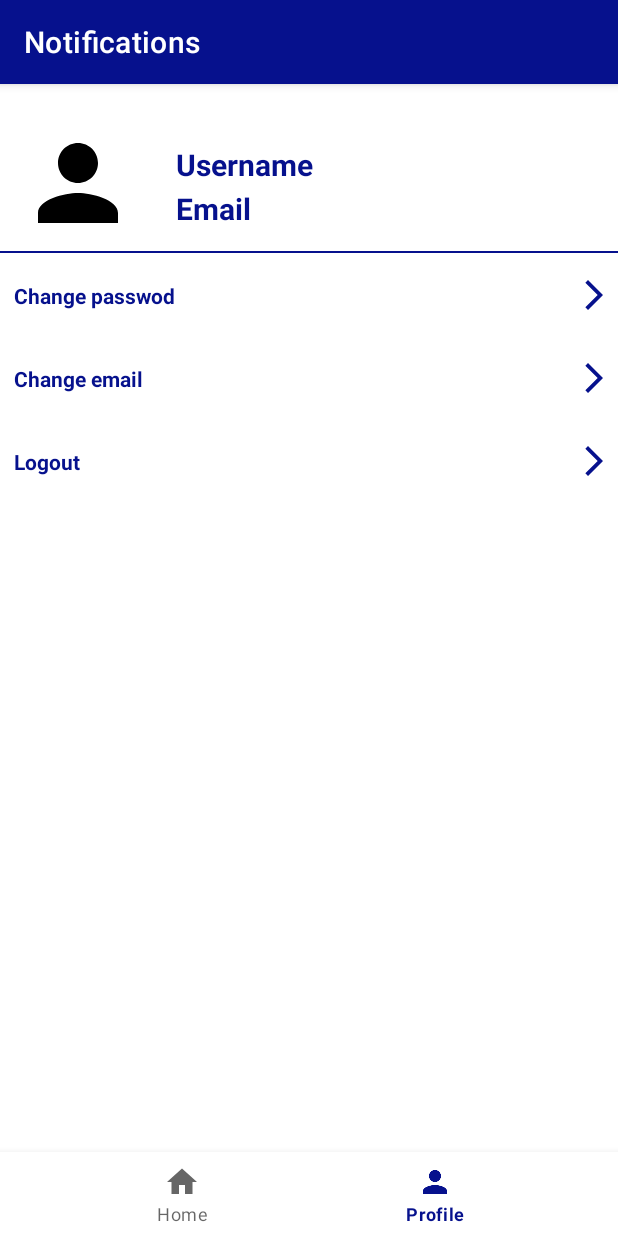
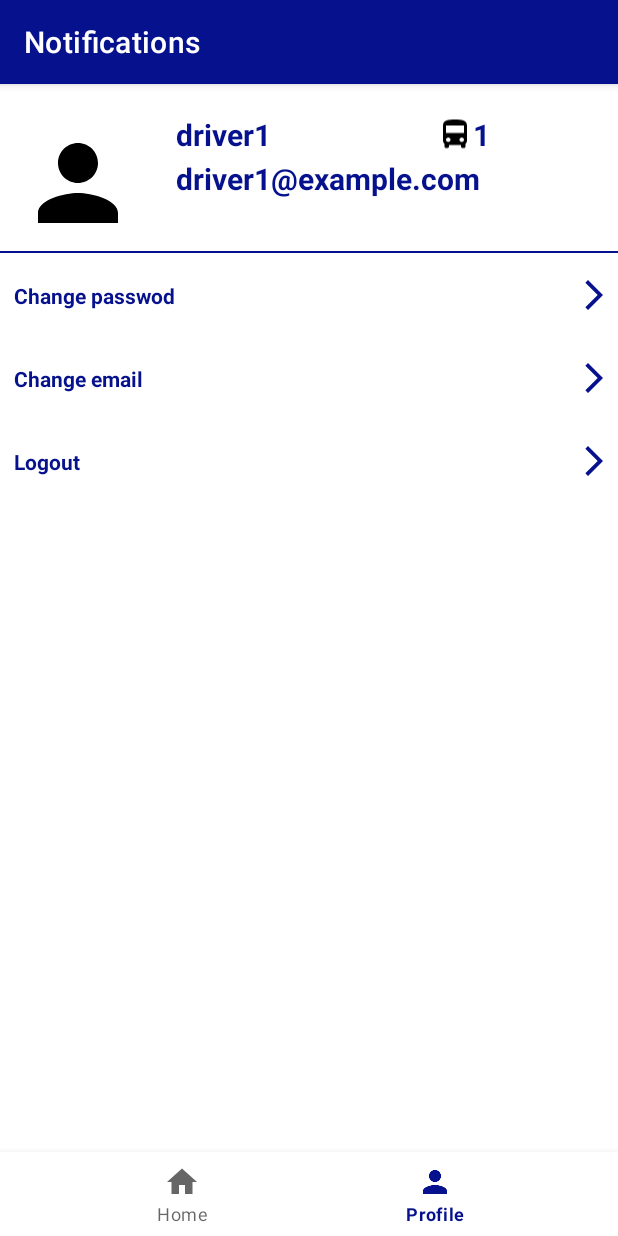
Before and after one commit to HashBusProject/DriverApplication, an Android app: the ProfileFragment screen opened through its navigation route, on a phone screen of 412 x 824 dp. Run offline under Robolectric (Android 15) with nearby library versions, the phone set to English and light mode, and no system bars; our stand-ins replace navigation-ui; 2 statements that could not run were skipped.

Commit message:
saif works.

```diff
--- a/app/src/main/java/com/hashimte/hashbusdriver/model/DriverData.java
+++ b/app/src/main/java/com/hashimte/hashbusdriver/model/DriverData.java
@@ -2,6 +2,7 @@ package com.hashimte.hashbusdriver.model;
 
 import com.google.gson.annotations.SerializedName;
 
+import lombok.AllArgsConstructor;
 import lombok.Data;
 
 @Data
@@ -11,6 +12,11 @@ public class DriverData {
     @SerializedName("bus")
     private Bus bus;
 
+    public DriverData(User driver, Bus bus) {
+        this.driver = driver;
+        this.bus = bus;
+    }
+
     public User getDriver() {
         return driver;
     }
--- a/app/src/main/java/com/hashimte/hashbusdriver/ui/auth/LoginActivity.java
+++ b/app/src/main/java/com/hashimte/hashbusdriver/ui/auth/LoginActivity.java
@@ -41,7 +41,6 @@ public class LoginActivity extends AppCompatActivity {
             authServicesImp.login(authUser).enqueue(new Callback<DriverData>() {
                 @Override
                 public void onResponse(Call<DriverData> call, Response<DriverData> response) {
-                    Log.e("Code :", authUser.toString() + response.code());
                     if (response.isSuccessful()) {
                         startActivity(new Intent(LoginActivity.this, MainActivity.class));
                         finishAffinity();
@@ -52,7 +51,9 @@ public class LoginActivity extends AppCompatActivity {
                                 .putString("bus", gson.toJson(response.body().getBus()))
                                 .apply();
                     } else if (response.code() == 400) {
-                        Toast.makeText(LoginActivity.this, response.message(), Toast.LENGTH_SHORT).show();
+                        Toast.makeText(LoginActivity.this, response.headers().get("message"), Toast.LENGTH_SHORT).show();
+                        binding.txtInputUsernameOrEmail.setText(null);
+                        binding.txtInputPassword.setText(null);
                         binding.loginButton.setEnabled(true);
                     } else {
                         Toast.makeText(LoginActivity.this, "error", Toast.LENGTH_SHORT).show();
@@ -65,12 +66,9 @@ public class LoginActivity extends AppCompatActivity {
 
                 @Override
                 public void onFailure(@NonNull Call<DriverData> call, @NonNull Throwable t) {
-                    Log.e("Error: ", t.getMessage());
-                    Toast.makeText(LoginActivity.this, "error", Toast.LENGTH_SHORT).show();
                     binding.loginButton.setEnabled(true);
                 }
             });
-
         });
     }
 }
--- a/app/src/main/java/com/hashimte/hashbusdriver/ui/profile/ChangePassActivity.java
+++ b/app/src/main/java/com/hashimte/hashbusdriver/ui/profile/ChangePassActivity.java
@@ -2,21 +2,25 @@ package com.hashimte.hashbusdriver.ui.profile;
 
 import androidx.appcompat.app.AppCompatActivity;
 
+import android.app.Activity;
 import android.os.Bundle;
 import android.view.MenuItem;
 
 import com.hashimte.hashbusdriver.R;
+import com.hashimte.hashbusdriver.databinding.ActivityChangePassBinding;
 
 import java.util.Objects;
 
 public class ChangePassActivity extends AppCompatActivity {
-
+    private ActivityChangePassBinding binding;
     @Override
     protected void onCreate(Bundle savedInstanceState) {
         super.onCreate(savedInstanceState);
-        setContentView(R.layout.activity_change_pass);
+        binding = ActivityChangePassBinding.inflate(getLayoutInflater());
+        setContentView(binding.getRoot());
         Objects.requireNonNull(getSupportActionBar()).setDisplayHomeAsUpEnabled(true);
         getSupportActionBar().setTitle("Change Password");
+
     }
     @Override
     public boolean onOptionsItemSelected(@lombok.NonNull MenuItem item) {
--- a/app/src/main/java/com/hashimte/hashbusdriver/ui/profile/ProfileFragment.java
+++ b/app/src/main/java/com/hashimte/hashbusdriver/ui/profile/ProfileFragment.java
@@ -2,6 +2,7 @@ package com.hashimte.hashbusdriver.ui.profile;
 
 import android.content.Context;
 import android.content.Intent;
+import android.content.SharedPreferences;
 import android.os.Bundle;
 import android.view.LayoutInflater;
 import android.view.View;
@@ -11,8 +12,14 @@ import androidx.annotation.NonNull;
 import androidx.annotation.Nullable;
 import androidx.fragment.app.Fragment;
 
+import com.google.gson.Gson;
 import com.hashimte.hashbusdriver.LauncherActivity;
 import com.hashimte.hashbusdriver.databinding.FragmentProfileBinding;
+import com.hashimte.hashbusdriver.model.Bus;
+import com.hashimte.hashbusdriver.model.DriverData;
+import com.hashimte.hashbusdriver.model.User;
+
+import java.sql.Driver;
 
 public class ProfileFragment extends Fragment {
 
@@ -29,6 +36,15 @@ public class ProfileFragment extends Fragment {
     @Override
     public void onViewCreated(@NonNull View view, @Nullable Bundle savedInstanceState) {
         super.onViewCreated(view, savedInstanceState);
+        Gson gson = new Gson();
+        SharedPreferences appPrefs = getContext().getSharedPreferences("app_prefs", Context.MODE_PRIVATE);
+        DriverData data = new DriverData(
+                gson.fromJson(appPrefs.getString("driver", null), User.class),
+                gson.fromJson(appPrefs.getString("bus", null), Bus.class)
+        );
+        binding.txtUsername.setText(data.getDriver().getUsername());
+        binding.txtBusNumber.setText("" + data.getBus().getId());
+        binding.txtEmail.setText(data.getDriver().getEmail());
         binding.logout.setOnClickListener(view1 -> {
             getActivity().getSharedPreferences("app_prefs", Context.MODE_PRIVATE).edit()
                     .remove("bus")
@@ -42,8 +58,6 @@ public class ProfileFragment extends Fragment {
         binding.changepass.setOnClickListener(view1 -> {
             Intent intent = new Intent(getContext(), ChangePassActivity.class);
             startActivity(intent);
-
-
         });
 
         binding.changeemail.setOnClickListener(view1 -> {
--- /dev/null
+++ b/app/src/main/res/drawable/baseline_directions_bus_24.xml
@@ -0,0 +1,5 @@
+<vector android:height="24dp" android:tint="#000000"
+    android:viewportHeight="24" android:viewportWidth="24"
+    android:width="24dp" xmlns:android="http://schemas.android.com/apk/res/android">
+    <path android:fillColor="@android:color/white" android:pathData="M4,16c0,0.88 0.39,1.67 1,2.22L5,20c0,0.55 0.45,1 1,1h1c0.55,0 1,-0.45 1,-1v-1h8v1c0,0.55 0.45,1 1,1h1c0.55,0 1,-0.45 1,-1v-1.78c0.61,-0.55 1,-1.34 1,-2.22L20,6c0,-3.5 -3.58,-4 -8,-4s-8,0.5 -8,4v10zM7.5,17c-0.83,0 -1.5,-0.67 -1.5,-1.5S6.67,14 7.5,14s1.5,0.67 1.5,1.5S8.33,17 7.5,17zM16.5,17c-0.83,0 -1.5,-0.67 -1.5,-1.5s0.67,-1.5 1.5,-1.5 1.5,0.67 1.5,1.5 -0.67,1.5 -1.5,1.5zM18,11L6,11L6,6h12v5z"/>
+</vector>
--- a/app/src/main/res/layout/activity_login.xml
+++ b/app/src/main/res/layout/activity_login.xml
@@ -65,7 +65,7 @@
                 <com.google.android.material.textfield.TextInputEditText
                     android:id="@+id/txt_input_username_or_email"
                     android:layout_width="match_parent"
-                    android:layout_height="wrap_content"
+                    android:layout_height="match_parent"
                     android:background="@drawable/rectangel"
                     android:elevation="20dp"
                     android:paddingStart="35sp"
@@ -90,7 +90,7 @@
                 <com.google.android.material.textfield.TextInputEditText
                     android:id="@+id/txt_input_password"
                     android:layout_width="match_parent"
-                    android:layout_height="wrap_content"
+                    android:layout_height="match_parent"
                     android:background="@drawable/rectangel"
                     android:hint="@string/prompt_password"
                     android:inputType="textPassword"
--- a/app/src/main/res/layout/fragment_profile.xml
+++ b/app/src/main/res/layout/fragment_profile.xml
@@ -6,49 +6,74 @@
     android:layout_height="match_parent"
     android:orientation="vertical"
     tools:context=".ui.profile.ProfileFragment">
+
     <LinearLayout
         android:layout_width="match_parent"
         android:layout_height="wrap_content"
-        android:orientation="horizontal"
+        android:layout_marginHorizontal="6sp"
+        android:layout_marginTop="20sp"
         android:layout_marginBottom="5sp"
-        android:layout_marginTop="20sp"
-        android:layout_marginHorizontal="6sp"
-        >
+        android:orientation="horizontal">
+
         <ImageView
             android:layout_width="80sp"
             android:layout_height="80sp"
-            android:src="@drawable/baseline_person_24"
+            android:layout_marginStart="6sp"
             android:layout_marginTop="6sp"
-            android:layout_marginStart="6sp"
-            />
+            android:src="@drawable/baseline_person_24" />
+
         <LinearLayout
-            android:layout_width="wrap_content"
+            android:layout_width="289dp"
             android:layout_height="wrap_content"
-            android:orientation="vertical"
-            >
+            android:orientation="vertical">
+
+            <LinearLayout
+                android:layout_width="match_parent"
+                android:layout_height="wrap_content"
+                android:orientation="horizontal"
+                android:gravity="center_vertical">
+
+                <com.google.android.material.textview.MaterialTextView
+                    android:id="@+id/txt_username"
+                    android:layout_width="122dp"
+                    android:layout_height="wrap_content"
+                    android:layout_marginStart="25sp"
+                    android:text="@string/username"
+                    android:layout_weight="2"
+                    android:textColor="@color/blue_700"
+                    android:textSize="20sp"
+                    android:textStyle="bold" />
+                <ImageView
+                    android:layout_width="wrap_content"
+                    android:layout_height="match_parent"
+                    android:src="@drawable/baseline_directions_bus_24" />
+
+                <com.google.android.material.textview.MaterialTextView
+                    android:id="@+id/txt_bus_number"
+                    android:layout_width="66dp"
+                    android:layout_height="wrap_content"
+                    android:text="8"
+                    android:textColor="@color/blue_700"
+                    android:textSize="20sp"
+                    android:textStyle="bold" />
+            </LinearLayout>
+
             <com.google.android.material.textview.MaterialTextView
-                android:layout_width="wrap_content"
+                android:id="@+id/txt_email"
+                android:layout_width="255dp"
                 android:layout_height="wrap_content"
-                android:text="Username"
-                android:textSize="20sp"
-                android:textColor="@color/blue_700"
-                android:textStyle="bold"
-                android:layout_marginTop="20sp"
-                android:layout_marginStart="25sp"/>
-            <com.google.android.material.textview.MaterialTextView
-                android:layout_width="wrap_content"
-                android:layout_height="wrap_content"
-                android:text="Email"
-                android:textSize="20sp"
-                android:textColor="@color/blue_700"
-                android:textStyle="bold"
+                android:layout_marginStart="25sp"
                 android:layout_marginTop="2sp"
                 android:layout_marginBottom="5sp"
-                android:layout_marginStart="25sp"/>
+                android:text="Email"
+                android:textColor="@color/blue_700"
+                android:textSize="20sp"
+                android:textStyle="bold" />
         </LinearLayout>
 
 
     </LinearLayout>
+
     <LinearLayout
         android:layout_width="match_parent"
         android:layout_height="wrap_content"
@@ -64,54 +89,53 @@
     <LinearLayout
         android:layout_width="match_parent"
         android:layout_height="match_parent"
-        android:orientation="vertical"
+        android:layout_marginTop="3sp"
 
-        android:layout_marginTop="3sp">
+        android:orientation="vertical">
+
         <com.google.android.material.textview.MaterialTextView
             android:id="@+id/changepass"
             android:layout_width="match_parent"
             android:layout_height="50sp"
-            android:text="Change passwod"
-            android:textStyle="bold"
+            android:layout_marginHorizontal="4sp"
             android:background="@color/white"
-            android:textColor="@color/blue_700"
-            android:layout_marginHorizontal="4sp"
+            android:drawableEnd="@drawable/baseline_arrow_forward_ios_24_2"
+            android:drawablePadding="20sp"
             android:gravity="start|center_vertical"
             android:paddingStart="5sp"
-            android:drawableEnd="@drawable/baseline_arrow_forward_ios_24_2"
-            android:drawablePadding="20sp"
-            />
+            android:text="Change passwod"
+            android:textColor="@color/blue_700"
+            android:textStyle="bold" />
+
         <com.google.android.material.textview.MaterialTextView
             android:id="@+id/changeemail"
             android:layout_width="match_parent"
             android:layout_height="50sp"
-            android:text="Change email"
+            android:layout_marginHorizontal="4sp"
+            android:layout_marginTop="5sp"
             android:background="@color/white"
-            android:textColor="@color/blue_700"
-            android:textStyle="bold"
-            android:layout_marginTop="5sp"
-            android:layout_marginHorizontal="4sp"
+            android:drawableEnd="@drawable/baseline_arrow_forward_ios_24_2"
+            android:drawablePadding="20sp"
             android:gravity="start|center_vertical"
             android:paddingStart="5sp"
-            android:drawableEnd="@drawable/baseline_arrow_forward_ios_24_2"
-            android:drawablePadding="20sp"
-            />
+            android:text="Change email"
+            android:textColor="@color/blue_700"
+            android:textStyle="bold" />
 
 
         <com.google.android.material.textview.MaterialTextView
             android:id="@+id/logout"
             android:layout_width="match_parent"
             android:layout_height="50sp"
+            android:layout_marginHorizontal="4sp"
             android:layout_marginTop="5sp"
-            android:text="Logout"
-            android:textStyle="bold"
             android:background="@color/white"
-            android:textColor="@color/blue_700"
-            android:layout_marginHorizontal="4sp"
+            android:drawableEnd="@drawable/baseline_arrow_forward_ios_24_2"
+            android:drawablePadding="20sp"
             android:gravity="start|center_vertical"
             android:paddingStart="5sp"
-            android:drawableEnd="@drawable/baseline_arrow_forward_ios_24_2"
-            android:drawablePadding="20sp"
-            />
+            android:text="Logout"
+            android:textColor="@color/blue_700"
+            android:textStyle="bold" />
     </LinearLayout>
 </LinearLayout>
```
Also changed, not shown: app/src/main/AndroidManifest.xml (+9 -3 lines).
